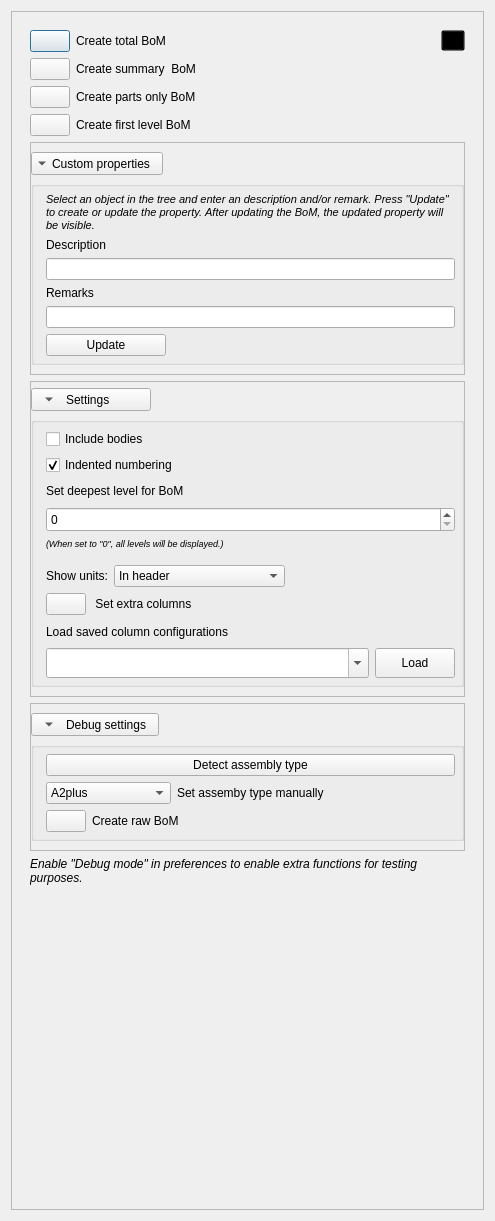
Before: the Qt Designer form Resources/UI/BoM_Panel.ui in APEbbers/BillOfMaterials-WB, drawn with Qt 5.
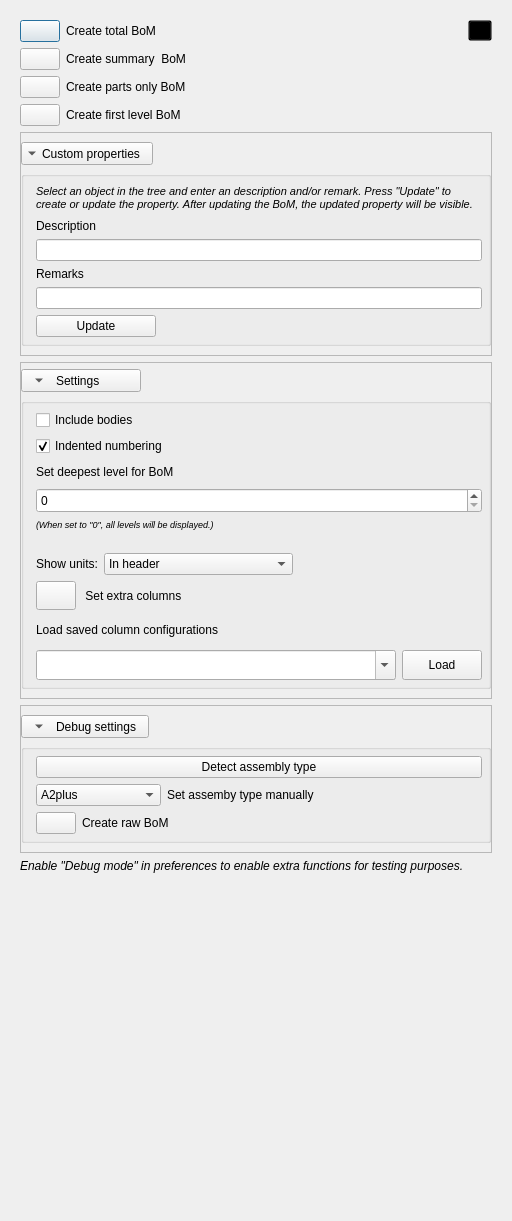
After: the same form once the commit is applied. Icons and pictures are not drawn.

```diff
--- a/Resources/UI/BoM_Panel.ui
+++ b/Resources/UI/BoM_Panel.ui
@@ -6,7 +6,7 @@
    <rect>
     <x>0</x>
     <y>0</y>
-    <width>495</width>
+    <width>512</width>
     <height>1221</height>
    </rect>
   </property>
@@ -33,21 +33,6 @@
   </property>
   <layout class="QGridLayout" name="gridLayout_12">
    <item row="0" column="0">
-    <widget class="QScrollArea" name="scrollArea">
-     <property name="widgetResizable">
-      <bool>true</bool>
-     </property>
-     <widget class="QWidget" name="scrollAreaWidgetContents">
-      <property name="geometry">
-       <rect>
-        <x>0</x>
-        <y>0</y>
-        <width>479</width>
-        <height>1205</height>
-       </rect>
-      </property>
-      <layout class="QGridLayout" name="gridLayout_14">
-       <item row="0" column="0">
         <widget class="QFrame" name="MainFrame">
          <layout class="QVBoxLayout" name="verticalLayout">
           <property name="sizeConstraint">
@@ -1116,17 +1101,6 @@
        </item>
       </layout>
      </widget>
-    </widget>
-   </item>
-  </layout>
- </widget>
- <tabstops>
-  <tabstop>CreateTotal</tabstop>
-  <tabstop>CreateSummary</tabstop>
-  <tabstop>CreatePartsOnly</tabstop>
-  <tabstop>SetColumns</tabstop>
-  <tabstop>AssemblyType</tabstop>
- </tabstops>
  <resources>
   <include location="../../Icons.qrc"/>
  </resources>
```
Lines whose indentation alone changed are shown as unchanged.
